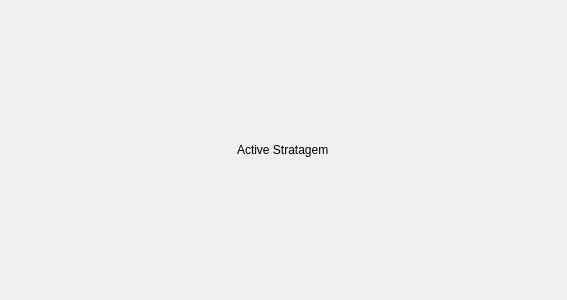
Before: the Qt Designer form src/ui/quiz.ui in hgray2/stratadex, drawn with Qt 5.
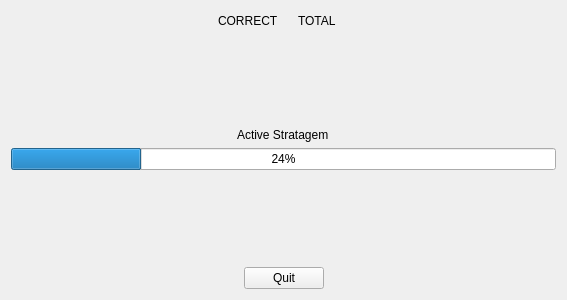
After: the same form once the commit is applied.

Patch:
```diff
--- a/src/ui/quiz.ui
+++ b/src/ui/quiz.ui
@@ -13,7 +13,65 @@
   <property name="windowTitle">
    <string>Form</string>
   </property>
-  <layout class="QVBoxLayout" name="verticalLayout">
+  <layout class="QVBoxLayout" name="verticalLayout" stretch="0,0,0,0,0,0">
+   <item>
+    <layout class="QGridLayout" name="gridLayout">
+     <item row="0" column="2" alignment="Qt::AlignmentFlag::AlignRight">
+      <widget class="QLabel" name="correctLabel">
+       <property name="text">
+        <string>&lt;correct&gt;</string>
+       </property>
+      </widget>
+     </item>
+     <item row="0" column="1">
+      <widget class="QLabel" name="label_2">
+       <property name="text">
+        <string>CORRECT</string>
+       </property>
+      </widget>
+     </item>
+     <item row="0" column="3">
+      <widget class="QLabel" name="label">
+       <property name="text">
+        <string>TOTAL</string>
+       </property>
+      </widget>
+     </item>
+     <item row="0" column="6">
+      <spacer name="horizontalSpacer_2">
+       <property name="orientation">
+        <enum>Qt::Orientation::Horizontal</enum>
+       </property>
+       <property name="sizeHint" stdset="0">
+        <size>
+         <width>40</width>
+         <height>20</height>
+        </size>
+       </property>
+      </spacer>
+     </item>
+     <item row="0" column="4">
+      <widget class="QLabel" name="totalLabel">
+       <property name="text">
+        <string>&lt;total&gt;</string>
+       </property>
+      </widget>
+     </item>
+     <item row="0" column="0">
+      <spacer name="horizontalSpacer">
+       <property name="orientation">
+        <enum>Qt::Orientation::Horizontal</enum>
+       </property>
+       <property name="sizeHint" stdset="0">
+        <size>
+         <width>40</width>
+         <height>20</height>
+        </size>
+       </property>
+      </spacer>
+     </item>
+    </layout>
+   </item>
    <item>
     <spacer name="verticalSpacer">
      <property name="orientation">
@@ -39,7 +97,14 @@
     </layout>
    </item>
    <item>
-    <spacer name="verticalSpacer_2">
+    <widget class="QProgressBar" name="quizProgress">
+     <property name="value">
+      <number>24</number>
+     </property>
+    </widget>
+   </item>
+   <item>
+    <spacer name="verticalSpacer_3">
      <property name="orientation">
       <enum>Qt::Orientation::Vertical</enum>
      </property>
@@ -51,6 +116,43 @@
      </property>
     </spacer>
    </item>
+   <item>
+    <layout class="QHBoxLayout" name="horizontalLayout">
+     <item>
+      <spacer name="horizontalSpacer_3">
+       <property name="orientation">
+        <enum>Qt::Orientation::Horizontal</enum>
+       </property>
+       <property name="sizeHint" stdset="0">
+        <size>
+         <width>40</width>
+         <height>20</height>
+        </size>
+       </property>
+      </spacer>
+     </item>
+     <item>
+      <widget class="QPushButton" name="pushButton">
+       <property name="text">
+        <string>Quit</string>
+       </property>
+      </widget>
+     </item>
+     <item>
+      <spacer name="horizontalSpacer_4">
+       <property name="orientation">
+        <enum>Qt::Orientation::Horizontal</enum>
+       </property>
+       <property name="sizeHint" stdset="0">
+        <size>
+         <width>40</width>
+         <height>20</height>
+        </size>
+       </property>
+      </spacer>
+     </item>
+    </layout>
+   </item>
   </layout>
  </widget>
  <resources/>
```
